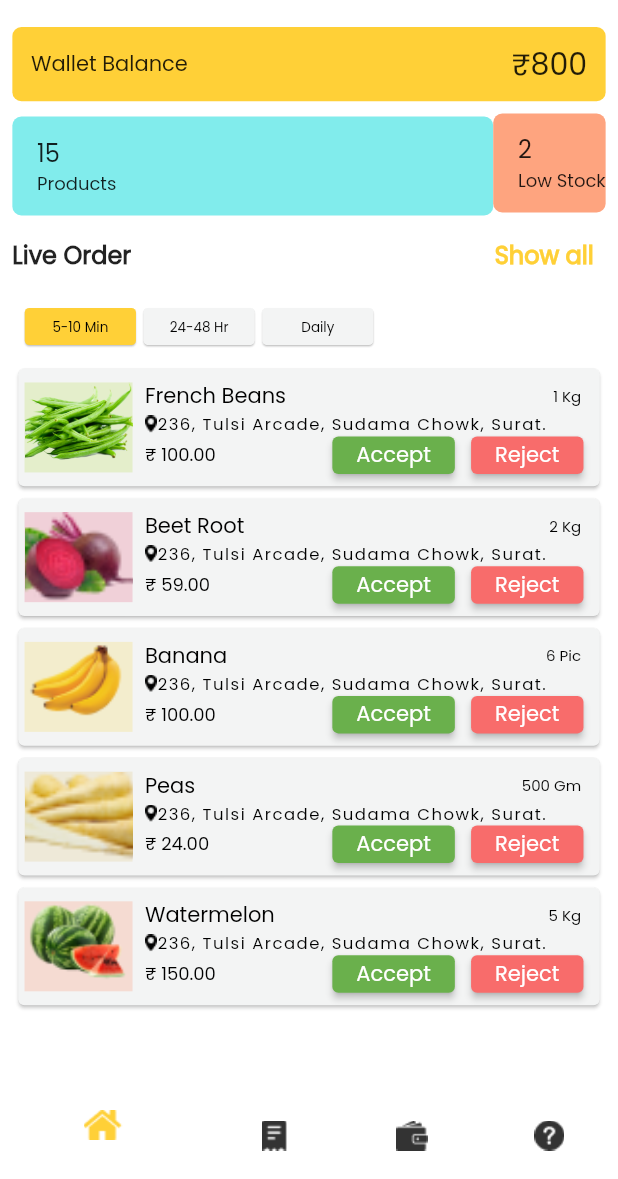
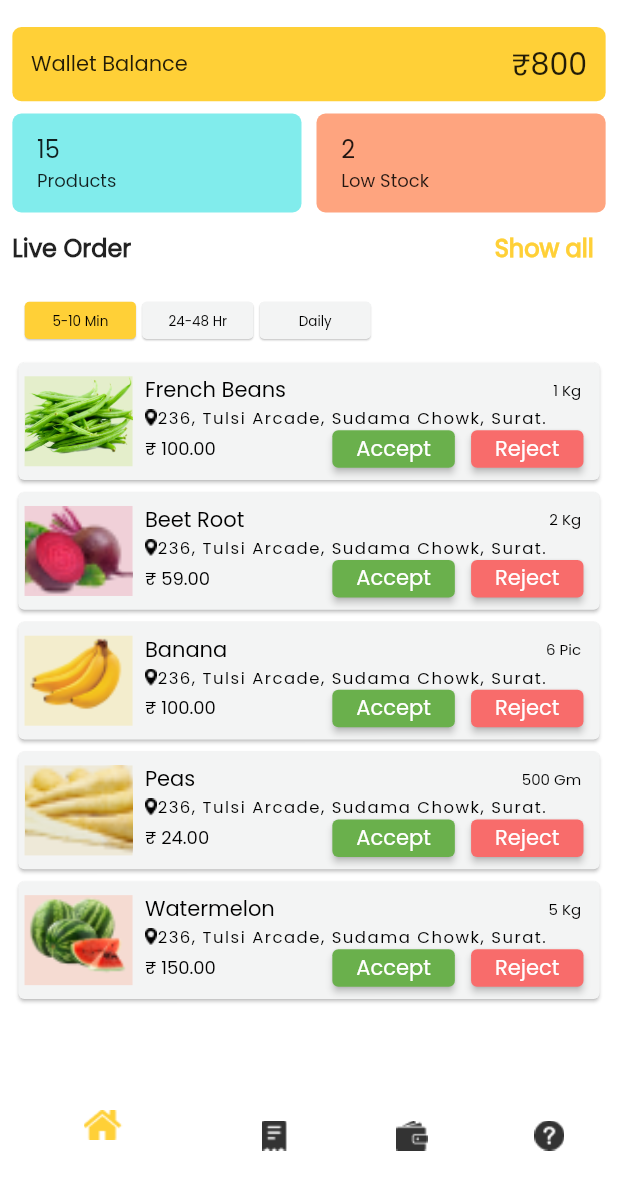
Before and after one commit to Neel-Paghadal/grocery_distributor, a Flutter app: the HomeScreen screen opened directly, on a phone screen of 412 x 824 dp, the part 57-1236 px from its top. Run offline on Flutter 3.47's test engine with Material 2 defaults, Android fonts, the phone set to English and light mode, and no system bars; our stand-ins replace flutter_svg, get.

Commit message:
add desgin godown stock add desgin user list add dash board add low stock add live order add order details

```diff
--- a/lib/Screens/home_screen.dart
+++ b/lib/Screens/home_screen.dart
@@ -133,10 +133,8 @@ class _HomeScreenState extends State<HomeScreen> {
                               ),
                             ),
                           ),
-
-                          Padding(
-                            padding:  EdgeInsets.only(bottom: deviceWidth*0.01),
-                            child: Expanded(
+                          SizedBox(width: 10),
+                          Expanded(
                             child: Container(
                               decoration: BoxDecoration(
                                   borderRadius: BorderRadius.circular(6),
@@ -164,7 +162,6 @@ class _HomeScreenState extends State<HomeScreen> {
                                           fontSize: 12),
                                     ),
                                   ],
-                                  ),
                                 ),
                               ),
                             ),
@@ -232,10 +229,12 @@ class _HomeScreenState extends State<HomeScreen> {
                                   fontFamily: ConstFont.popinsRegular),
                             ),
                           ),
-                          SizedBox(
-                            width: 5,
-                          ),
-                          ElevatedButton(
+                          // SizedBox(
+                          //   width: 5,
+                          // ),
+                          Padding(
+                            padding:  EdgeInsets.only(left: deviceWidth*0.01),
+                            child: ElevatedButton(
                               style: ElevatedButton.styleFrom(
                                   shape: RoundedRectangleBorder(
                                       side: BorderSide.none,
@@ -264,10 +263,13 @@ class _HomeScreenState extends State<HomeScreen> {
                                     fontFamily: ConstFont.popinsRegular),
                               ),
                             ),
-                          SizedBox(
-                            width: 5,
                           ),
-                          ElevatedButton(
+                          // SizedBox(
+                          //   width: 5,
+                          // ),
+                          Padding(
+                            padding:  EdgeInsets.only(left: deviceWidth*0.01),
+                            child: ElevatedButton(
                               style: ElevatedButton.styleFrom(
                                   shape: RoundedRectangleBorder(
                                       side: BorderSide.none,
@@ -294,6 +296,7 @@ class _HomeScreenState extends State<HomeScreen> {
                                         ? Colors.black
                                         : Colors.black,
                                     fontFamily: ConstFont.popinsRegular),
+                              ),
                             ),
                           )
                         ],
```
Lines whose indentation alone changed are shown as unchanged.
